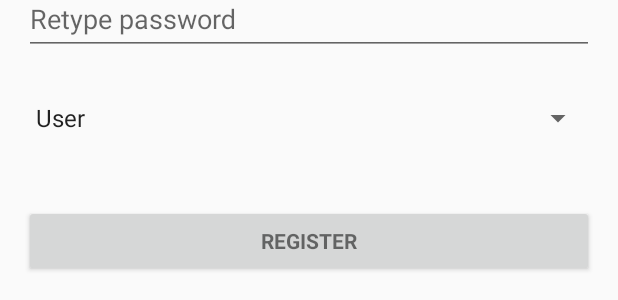
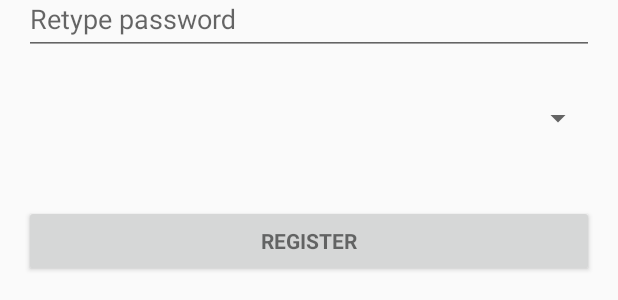
Before and after one commit to chase-lewis/STARL, an Android app: the layout activity_register.xml on its own in the app's theme, with its tools: preview values and no code run, on a phone screen of 412 x 824 dp. Shown: the part 221-521 px from the top of the screen. Run offline under Robolectric (Android 15) with nearby library versions, the phone set to English and light mode, and no system bars.

Commit message:
Added functionality for user type

```diff
--- a/app/src/main/java/com/starlabs/h2o/controller/MainActivity.java
+++ b/app/src/main/java/com/starlabs/h2o/controller/MainActivity.java
@@ -16,10 +16,9 @@ import com.starlabs.h2o.model.User;
  */
 public class MainActivity extends AppCompatActivity {
 
+    public static final String PROF_UPDATE = "PROF_UPDATE";
     private final int CODE = 392;
     private User user;
-
-    public static final String PROF_UPDATE = "PROF_UPDATE";
 
     @Override
     protected void onCreate(Bundle savedInstanceState) {
--- a/app/src/main/java/com/starlabs/h2o/controller/ProfileActivity.java
+++ b/app/src/main/java/com/starlabs/h2o/controller/ProfileActivity.java
@@ -2,8 +2,8 @@ package com.starlabs.h2o.controller;
 
 import android.app.Activity;
 import android.content.Intent;
+import android.os.Bundle;
 import android.support.v7.app.AppCompatActivity;
-import android.os.Bundle;
 import android.util.Log;
 import android.view.View;
 import android.widget.Button;
@@ -68,7 +68,6 @@ public class ProfileActivity extends AppCompatActivity {
         user.setEmail(emailField.getText().toString());
         user.setAddress(addressField.getText().toString());
 
-        //TODO:Chase do thing here
         DatabaseReference mDatabase = FirebaseDatabase.getInstance().getReference();
         mDatabase.child("users").child(user.getUsername()).setValue(user);
         if (getIntent().getBooleanExtra(TO_MAIN, false)) {
--- a/app/src/main/res/layout/activity_register.xml
+++ b/app/src/main/res/layout/activity_register.xml
@@ -89,7 +89,6 @@
                 android:layout_width="match_parent"
                 android:layout_height="wrap_content"
                 android:id="@+id/register_user_type"
-                android:entries="@array/user_arrays"
                 android:prompt="@string/user_prompt"/>
 
             <Space
--- a/app/src/main/res/values/strings.xml
+++ b/app/src/main/res/values/strings.xml
@@ -1,13 +1,6 @@
 <resources>
     <string name="app_name">H2O</string>
     <string name="user_prompt">Choose a user</string>
-
-    <string-array name="user_arrays">
-        <item>User</item>
-        <item>Worker</item>
-        <item>Manager</item>
-        <item>Administrator</item>
-    </string-array>
 
     <!-- Strings related to initial activity-->
     <string name="goTo_login">Sign in</string>
```
Also changed, not shown: app/src/main/java/com/starlabs/h2o/controller/RegisterActivity.java (+21 -5 lines), app/src/main/java/com/starlabs/h2o/model/User.java (+55 -49 lines), app/src/main/java/com/starlabs/h2o/model/UserType.java (added, +13 -0 lines).
